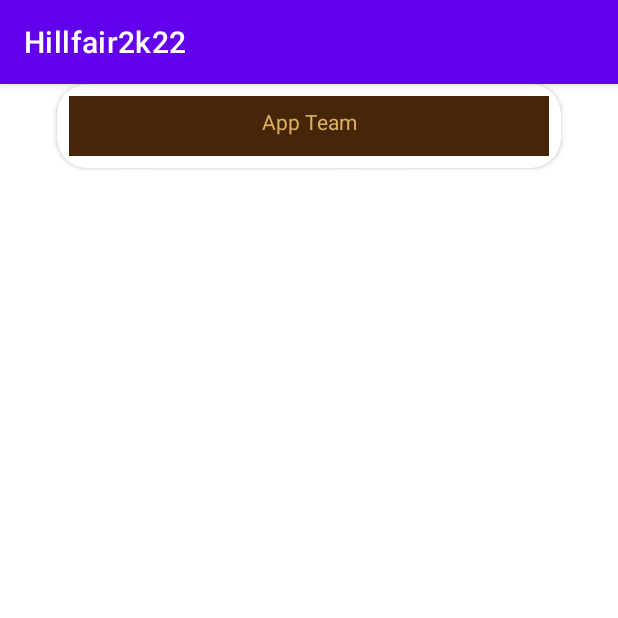
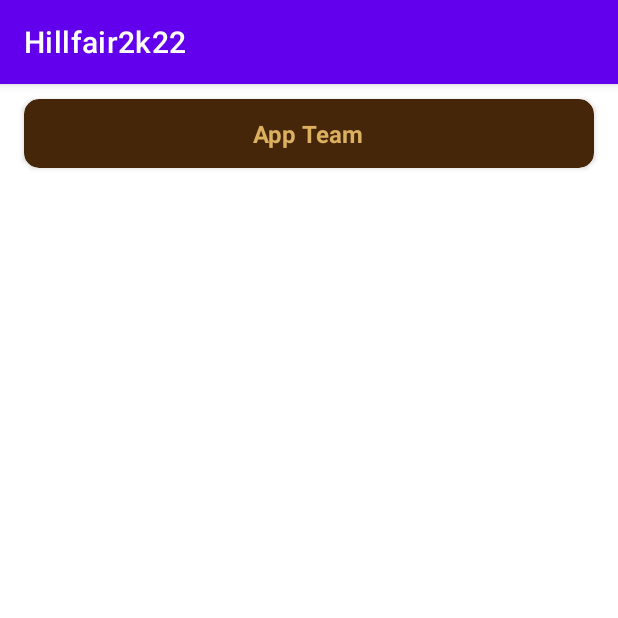
Before and after one commit to appteam-nith/Hillffair-22-front-end, an Android app: the TeamDetailsActivity screen opened directly, with no data from a screen before it, on a phone screen of 412 x 824 dp, the top half of it. Run offline under Robolectric (Android 15) with nearby library versions, the phone set to English and light mode, and no system bars.

Commit message:
fix the teams list view and minor styling changes

```diff
--- a/app/src/main/res/layout/activity_team_details.xml
+++ b/app/src/main/res/layout/activity_team_details.xml
@@ -7,42 +7,34 @@
     android:layout_height="match_parent"
     tools:context=".screens.teams.TeamDetailsActivity"
     android:focusable="true">
+
      <androidx.cardview.widget.CardView
          android:id="@+id/cardView_Team_Name"
-         app:cardCornerRadius="20dp"
-       android:layout_width="336dp"
-       android:layout_height="56dp"
-         android:layout_centerHorizontal="true"
-    >
+         app:cardCornerRadius="10sp"
+         android:layout_marginTop="10sp"
+         android:layout_height="wrap_content"
+         android:layout_width="match_parent"
+         android:layout_marginHorizontal="16sp"
+         app:cardBackgroundColor="@color/brown"
+         android:layout_centerHorizontal="true">
 
-         <androidx.constraintlayout.widget.ConstraintLayout
+         <RelativeLayout
              android:layout_width="match_parent"
              android:layout_height="match_parent"
-             android:layout_margin="8dp"
-             android:background="@color/brown"
-             app:layout_constraintBottom_toBottomOf="parent"
-             app:layout_constraintEnd_toEndOf="parent"
-             app:layout_constraintHorizontal_bias="0.5"
-             app:layout_constraintStart_toStartOf="parent"
-             app:layout_constraintTop_toTopOf="parent"
-             tools:layout_editor_absoluteX="8dp"
-             tools:layout_editor_absoluteY="8dp">
+             android:paddingVertical="12sp">
 
              <TextView
                  android:id="@+id/textView3"
-                 android:layout_width="84dp"
-                 android:layout_height="26dp"
-                 android:background="#462609"
+                 android:layout_width="wrap_content"
+                 android:layout_height="wrap_content"
                  android:text="@string/app"
                  android:textAlignment="center"
                  android:textColor="#DBB05E"
-                 android:textSize="14sp"
-                 app:layout_constraintBottom_toBottomOf="parent"
-                 app:layout_constraintEnd_toEndOf="parent"
-                 app:layout_constraintHorizontal_bias="0.5"
-                 app:layout_constraintStart_toStartOf="parent"
-                 app:layout_constraintTop_toTopOf="parent" />
-         </androidx.constraintlayout.widget.ConstraintLayout>
+                 android:textSize="16sp"
+                 android:textStyle="bold"
+                 android:layout_centerInParent="true"/>
+
+         </RelativeLayout>
 
      </androidx.cardview.widget.CardView>
 
```
Also changed, not shown: app/src/main/java/com/nith/hillfair2k22/MainActivity.java (+29 -35 lines), app/src/main/java/com/nith/hillfair2k22/adapters/TeamAdapter.java (+29 -46 lines), app/src/main/res/layout/item_team.xml (+24 -26 lines).
